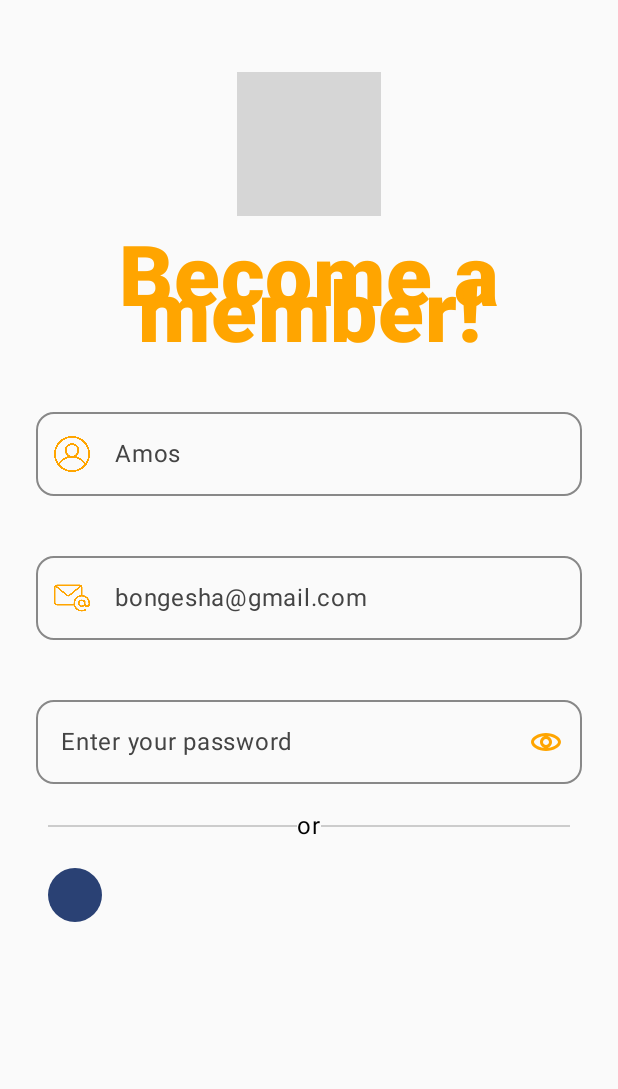
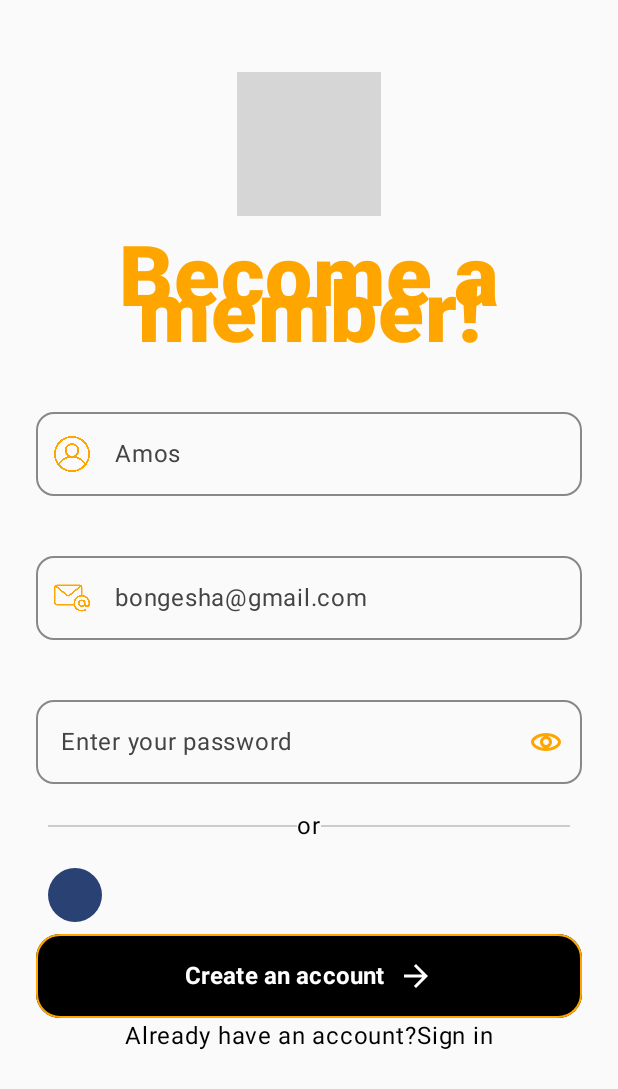
Before and after one commit to DevKorrir/BongeshaProject1, an Android app built with Jetpack Compose: the screen it shows after launch (MainActivity), on a phone screen of 412 x 824 dp. Shown: the top 1089 px of the screen. Run offline under Robolectric (Android 15) with nearby library versions, the phone set to English and light mode, and no system bars; 8 statements that could not run were skipped; grey boxes are pictures that could not be loaded.

Commit message:
create button for navigation

```diff
--- /dev/null
+++ b/app/src/main/java/dev/korryr/bongesha/commons/bongabutton.kt
@@ -0,0 +1,68 @@
+package dev.korryr.bongesha.commons
+
+import androidx.compose.foundation.BorderStroke
+import androidx.compose.foundation.layout.Arrangement
+import androidx.compose.foundation.layout.Row
+import androidx.compose.foundation.layout.Spacer
+import androidx.compose.foundation.layout.fillMaxWidth
+import androidx.compose.foundation.layout.height
+import androidx.compose.foundation.layout.width
+import androidx.compose.foundation.shape.CornerSize
+import androidx.compose.material.icons.Icons
+import androidx.compose.material.icons.filled.ArrowForward
+import androidx.compose.material3.Button
+import androidx.compose.material3.ButtonDefaults
+import androidx.compose.material3.Icon
+import androidx.compose.material3.MaterialTheme
+import androidx.compose.material3.Text
+import androidx.compose.runtime.Composable
+import androidx.compose.ui.Alignment
+import androidx.compose.ui.Modifier
+import androidx.compose.ui.graphics.Color
+import androidx.compose.ui.platform.testTag
+import androidx.compose.ui.text.font.FontWeight
+import androidx.compose.ui.unit.dp
+import androidx.compose.ui.unit.sp
+import dev.korryr.bongesha.ui.theme.orange100
+
+@Composable
+fun bongabutton(
+    modifier: Modifier = Modifier,
+    label: String,
+    showArrow: Boolean = true,
+    onClick: () -> Unit
+){
+    Button(
+        border = BorderStroke(1.dp, color = orange100),
+        shape = MaterialTheme.shapes.large.copy(all = CornerSize(16.dp)),
+        onClick = onClick,
+        colors = ButtonDefaults.buttonColors(
+            containerColor = Color.Black,
+        ),
+        modifier = Modifier
+            .fillMaxWidth()
+            .testTag(label)
+            .height(56.dp)
+        ){
+        Row(
+            horizontalArrangement = Arrangement.Center,
+            verticalAlignment = Alignment.CenterVertically
+        ) {
+            Text(
+                text = label,
+                color = Color.White,
+                fontWeight = FontWeight.Bold,
+                fontSize = 16.sp
+            )
+            Spacer(modifier = Modifier.width(8.dp))
+            if (showArrow){
+                Icon(
+                    imageVector = Icons.Default.ArrowForward,
+                    contentDescription = "go to signup",
+                    //tint = Color.White
+                )
+            }
+        }
+
+    }
+}
--- /dev/null
+++ b/app/src/main/java/dev/korryr/bongesha/commons/clickabletext.kt
@@ -0,0 +1,22 @@
+package dev.korryr.bongesha.commons
+
+import androidx.compose.foundation.clickable
+import androidx.compose.material3.Text
+import androidx.compose.runtime.Composable
+import androidx.compose.ui.text.AnnotatedString
+import androidx.compose.ui.text.SpanStyle
+import androidx.compose.ui.text.style.TextDecoration
+import androidx.compose.ui.unit.sp
+import java.lang.reflect.Modifier
+
+@Composable
+fun SignInText(
+    onClick: () -> Unit,
+) {
+    Text(
+        text = AnnotatedString("Sign in"),
+        //modifier = Modifier.clickable({onClick}),
+        fontSize = 16.sp, // Adjust font size as needed
+        //style = SpanStyle(textDecoration = TextDecoration.Underline)
+    )
+}
--- a/app/src/main/java/dev/korryr/bongesha/screens/signupscreen.kt
+++ b/app/src/main/java/dev/korryr/bongesha/screens/signupscreen.kt
@@ -17,6 +17,7 @@ import androidx.compose.foundation.layout.size
 import androidx.compose.foundation.shape.CircleShape
 import androidx.compose.foundation.text.KeyboardOptions
 import androidx.compose.material.icons.Icons
+import androidx.compose.material.icons.filled.ArrowForward
 import androidx.compose.material.icons.filled.Email
 import androidx.compose.material.icons.filled.Lock
 import androidx.compose.material.icons.filled.MailOutline
@@ -47,10 +48,14 @@ import dev.korryr.bongesha.commons.Bongatextfield
 import androidx.navigation.NavController
 import dev.korryr.bongesha.R
 import dev.korryr.bongesha.commons.GoogleSignInButton
+import dev.korryr.bongesha.commons.Route
+import dev.korryr.bongesha.commons.SignInText
+import dev.korryr.bongesha.commons.bongabutton
 import dev.korryr.bongesha.ui.theme.orange100
 
 @Composable
 fun BongaSignUp(
+   // onClick: () -> Unit,
     navController: NavController
 ){
 
@@ -201,9 +206,17 @@ fun BongaSignUp(
                 GoogleSignInButton {
                 }
             }
-
         }
-
-
+        bongabutton(
+            label = "Create an account",
+        ) {
+            navController.navigate(Route.Home.SignUp)
+        }
+        Row {
+            Text(text = "Already have an account?")
+            SignInText(
+                onClick ={}
+            )
+        }
     }
 }
```
